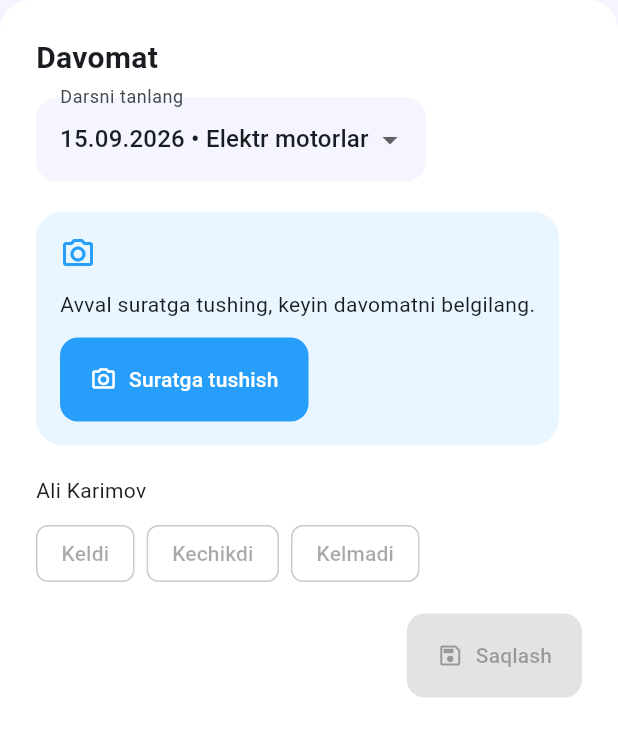
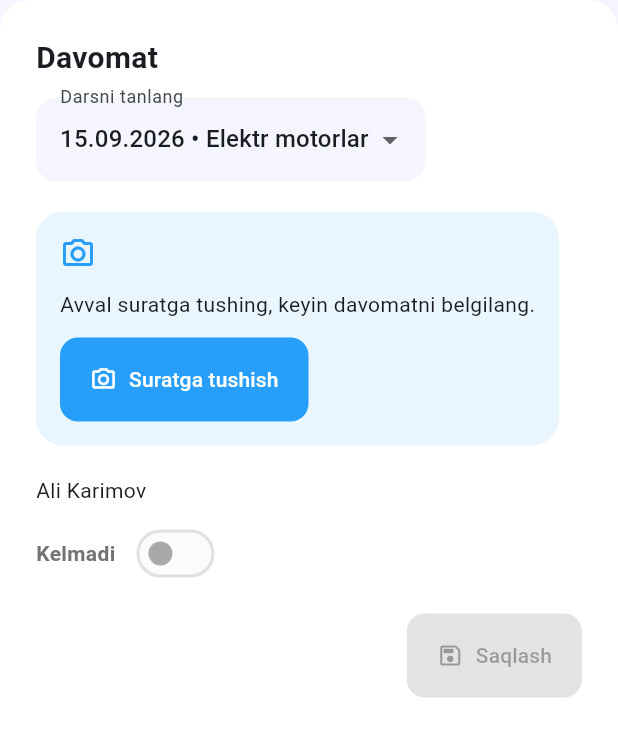
Before and after one commit to Amirxon3310/jadid_crm, a Flutter app: the _AttendanceTab widget shown alone on an empty page, opened directly with sample values from the repository, on a phone screen of 412 x 824 dp. Shown: the top 737 px of the screen. Run offline on Flutter 3.47's test engine with Material 3 defaults, Android fonts, the phone set to English and light mode, and no system bars; our stand-ins replace image_picker, shared_preferences, supabase_flutter, web; missing offline and left inert: dart:js_interop; accounts and stored records are empty; Roboto replaces fonts that are missing (SF Pro Display).

Commit message:
Switch-based attendance marking; remember dark/light mode on device
Attendance: replace the three-way present/late/absent ChoiceChip row
with a Switch for came/didn't come, plus a "Kechikdi" chip that only
appears once the switch is on (late is a came-but-late qualifier, not
a separate state). Update the layout test that inspected the old
ChoiceChip to check the Switch's disabled state instead.

Theme: persist the dark/light choice via shared_preferences (browser
localStorage on web) so it survives a reload instead of resetting to
light every time. Load the saved value before runApp, and save it
whenever the toggle in the workspace app bar is used.

```diff
--- a/lib/core/app_theme.dart
+++ b/lib/core/app_theme.dart
@@ -1,4 +1,5 @@
 import 'package:flutter/material.dart';
+import 'package:shared_preferences/shared_preferences.dart';
 
 abstract final class AppColors {
   static const primary = Color(0xFF279EFA);
@@ -21,6 +22,24 @@ abstract final class AppColors {
 }
 
 final appThemeMode = ValueNotifier<ThemeMode>(ThemeMode.light);
+const _themeModeKey = 'theme_mode';
+
+/// Restores the device's last saved dark/light choice. Call once before
+/// `runApp` so the first frame already renders in the remembered mode.
+Future<void> loadSavedThemeMode() async {
+  final prefs = await SharedPreferences.getInstance();
+  if (prefs.getString(_themeModeKey) == 'dark') {
+    appThemeMode.value = ThemeMode.dark;
+  }
+}
+
+/// Switches the theme and remembers the choice on this device (browser
+/// localStorage on web, platform prefs elsewhere) so it survives a reload.
+Future<void> setThemeMode(ThemeMode mode) async {
+  appThemeMode.value = mode;
+  final prefs = await SharedPreferences.getInstance();
+  await prefs.setString(_themeModeKey, mode == ThemeMode.dark ? 'dark' : 'light');
+}
 
 ThemeData buildTheme({Brightness brightness = Brightness.light}) => ThemeData(
   useMaterial3: true,
--- a/lib/features/group_page.dart
+++ b/lib/features/group_page.dart
@@ -668,22 +668,53 @@ class _AttendanceTabState extends State<_AttendanceTab> {
                   final selected =
                       values[student.id] ??
                       widget.store.attendance[lesson.id]?[student.id];
-                  final choices = Wrap(
-                    spacing: 8,
+                  final came =
+                      selected == AttendanceStatus.present ||
+                      selected == AttendanceStatus.late;
+                  final late = selected == AttendanceStatus.late;
+                  final canEdit =
+                      widget.store.canMarkLesson(lesson) &&
+                      (student.active ||
+                          widget.store.activeRole == AppRole.admin);
+                  void setStatus(AttendanceStatus status) =>
+                      setState(() => values[student.id] = status);
+                  final control = Wrap(
+                    spacing: 10,
                     runSpacing: 8,
-                    children: AttendanceStatus.values.map((status) {
-                      return ChoiceChip(
-                        label: Text(_attendanceLabel(status)),
-                        selected: selected == status,
-                        onSelected:
-                            !widget.store.canMarkLesson(lesson) ||
-                                (!student.active &&
-                                    widget.store.activeRole != AppRole.admin)
+                    crossAxisAlignment: WrapCrossAlignment.center,
+                    children: [
+                      Text(
+                        came ? 'Keldi' : 'Kelmadi',
+                        style: TextStyle(
+                          fontWeight: FontWeight.w600,
+                          color: _attendanceColor(selected),
+                        ),
+                      ),
+                      Switch(
+                        value: came,
+                        onChanged: !canEdit
                             ? null
-                            : (_) =>
-                                  setState(() => values[student.id] = status),
-                      );
-                    }).toList(),
+                            : (value) => setStatus(
+                                value
+                                    ? (late
+                                          ? AttendanceStatus.late
+                                          : AttendanceStatus.present)
+                                    : AttendanceStatus.absent,
+                              ),
+                      ),
+                      if (came)
+                        FilterChip(
+                          label: const Text('Kechikdi'),
+                          selected: late,
+                          onSelected: !canEdit
+                              ? null
+                              : (value) => setStatus(
+                                  value
+                                      ? AttendanceStatus.late
+                                      : AttendanceStatus.present,
+                                ),
+                        ),
+                    ],
                   );
                   if (constraints.maxWidth < 650) {
                     return Column(
@@ -691,14 +722,14 @@ class _AttendanceTabState extends State<_AttendanceTab> {
                       children: [
                         Text(student.name),
                         const SizedBox(height: 8),
-                        choices,
+                        control,
                       ],
                     );
                   }
                   return Row(
                     children: [
                       Expanded(child: Text(student.name)),
-                      choices,
+                      control,
                     ],
                   );
                 },
--- a/lib/features/workspace.dart
+++ b/lib/features/workspace.dart
@@ -1,3 +1,4 @@
+import 'dart:async';
 import 'package:flutter/material.dart';
 import '../core/app_theme.dart';
 import '../core/app_icon.dart';
@@ -80,8 +81,9 @@ class _WorkspaceState extends State<Workspace> {
         actions: [
           IconButton(
             tooltip: dark ? 'Yorug‘ rejim' : 'Tungi rejim',
-            onPressed: () =>
-                appThemeMode.value = dark ? ThemeMode.light : ThemeMode.dark,
+            onPressed: () => unawaited(
+              setThemeMode(dark ? ThemeMode.light : ThemeMode.dark),
+            ),
             icon: Icon(
               dark ? Icons.light_mode_rounded : Icons.dark_mode_rounded,
               size: 34,
--- a/lib/main.dart
+++ b/lib/main.dart
@@ -14,6 +14,7 @@ Future<void> main() async {
     url: AppConfig.supabaseUrl,
     publishableKey: AppConfig.supabasePublishableKey,
   );
+  await loadSavedThemeMode();
   runApp(const CrmApp());
 }
 
--- a/pubspec.yaml
+++ b/pubspec.yaml
@@ -11,6 +11,7 @@ dependencies:
   cupertino_icons: 1.0.9
   image_picker: 1.2.1
   web: 1.1.1
+  shared_preferences: ^2.5.5
 dev_dependencies:
   http: 1.6.0
   flutter_test:
```
Also changed, not shown: pubspec.lock, 1 other file.
